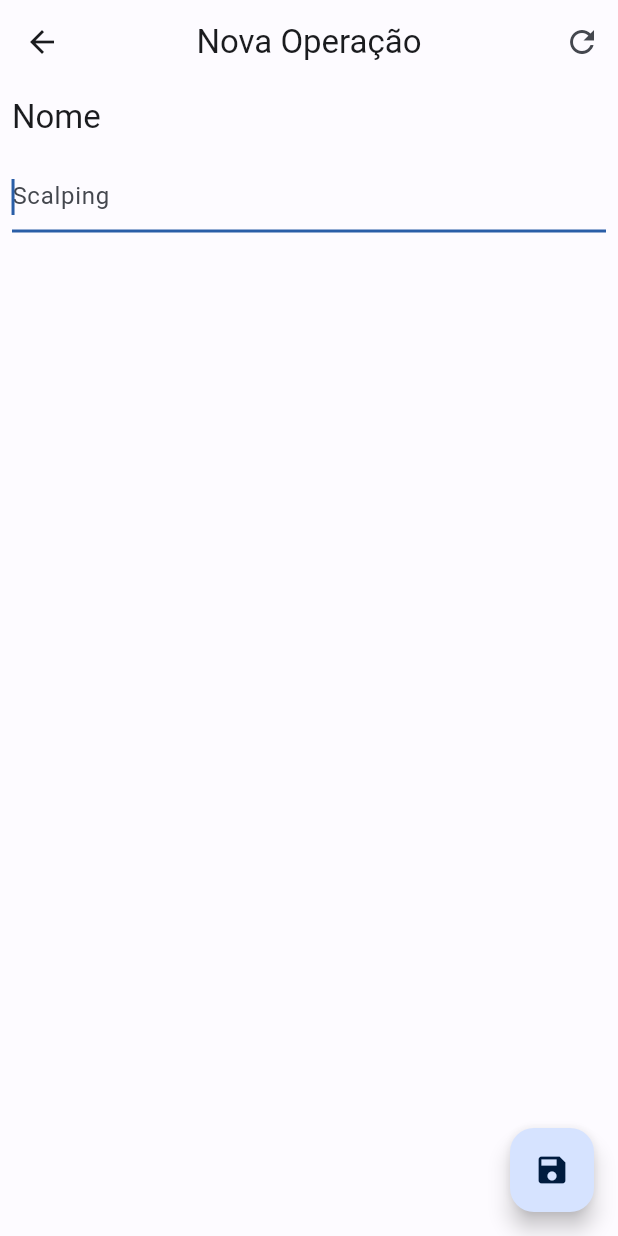
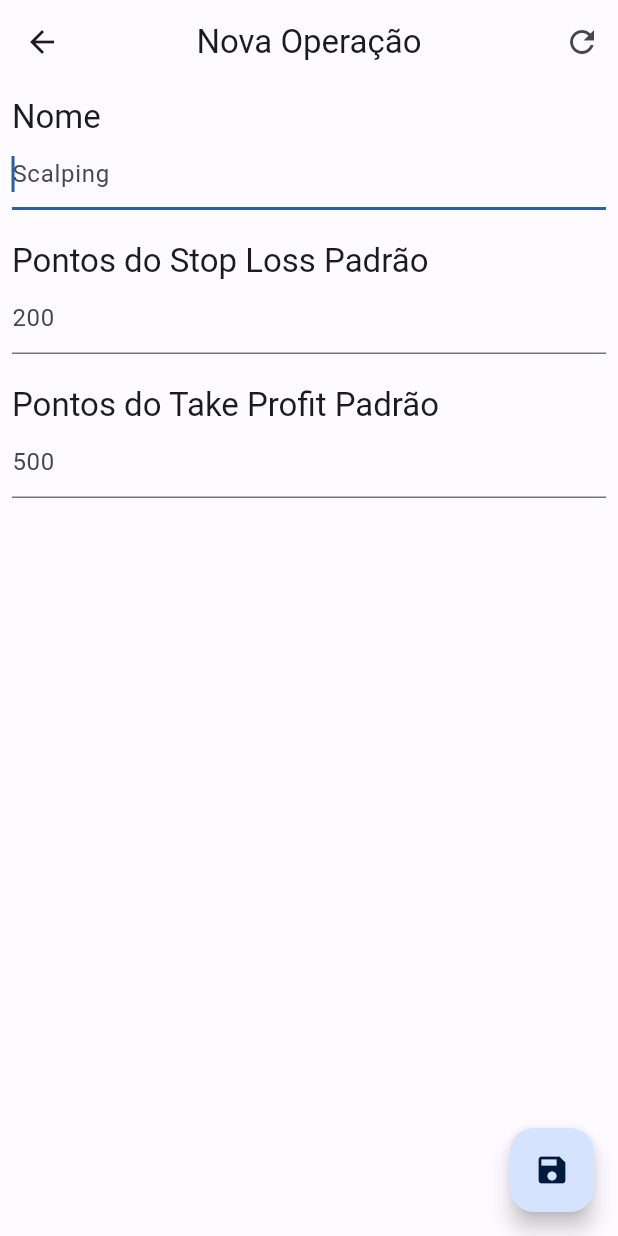
Before and after one commit to viinynunes/trade-plan, a Flutter app: the OperationRegistrationPage screen opened directly, on a phone screen of 412 x 824 dp. Run offline on Flutter 3.47's test engine with Material 2 defaults, Android fonts, the phone set to English and light mode, and no system bars; our stand-ins replace bloc, equatable, flutter_bloc, hive_flutter, loading_animation_widget, result_dart; missing offline and left inert: validatorless; accounts and stored records are empty.

Commit message:
default stop loss and take profit to operation

```diff
--- a/lib/models/operation_model.dart
+++ b/lib/models/operation_model.dart
@@ -8,9 +8,15 @@ class OperationModel extends HiveObject {
   int? id;
   @HiveField(1)
   String name;
+  @HiveField(2)
+  double? defaultStopLoss;
+  @HiveField(3)
+  double? defaultExpectedTakeProfit;
 
   OperationModel({
     this.id,
+    this.defaultStopLoss,
+    this.defaultExpectedTakeProfit,
     required this.name,
   });
 }
--- a/lib/pages/operation/operation_registration_page.dart
+++ b/lib/pages/operation/operation_registration_page.dart
@@ -14,6 +14,9 @@ class OperationRegistrationPage extends StatefulWidget {
 
 class _OperationRegistrationPageState extends State<OperationRegistrationPage> {
   final nameEC = TextEditingController();
+  final defaultStopLossEC = TextEditingController();
+  final defaultExpectedProfitEC = TextEditingController();
+
   final formKey = GlobalKey<FormState>();
 
   final nameFocus = FocusNode();
@@ -24,6 +27,10 @@ class _OperationRegistrationPageState extends State<OperationRegistrationPage> {
 
     if (widget.operation != null) {
       nameEC.text = widget.operation!.name;
+      defaultStopLossEC.text =
+          widget.operation!.defaultStopLoss?.toString() ?? '0';
+      defaultExpectedProfitEC.text =
+          widget.operation!.defaultExpectedTakeProfit?.toString() ?? '0';
     }
 
     nameFocus.requestFocus();
@@ -52,8 +59,19 @@ class _OperationRegistrationPageState extends State<OperationRegistrationPage> {
       floatingActionButton: FloatingActionButton(
         onPressed: () {
           if (formKey.currentState!.validate()) {
-            Navigator.pop(context,
-                OperationModel(id: widget.operation?.key, name: nameEC.text));
+            Navigator.pop(
+                context,
+                OperationModel(
+                  id: widget.operation?.key,
+                  name: nameEC.text,
+                  defaultStopLoss: defaultStopLossEC.text.isNotEmpty
+                      ? double.parse(defaultStopLossEC.text)
+                      : null,
+                  defaultExpectedTakeProfit:
+                      defaultExpectedProfitEC.text.isNotEmpty
+                          ? double.parse(defaultExpectedProfitEC.text)
+                          : null,
+                ));
           }
         },
         child: const Icon(Icons.save),
@@ -70,14 +88,35 @@ class _OperationRegistrationPageState extends State<OperationRegistrationPage> {
                   'Nome',
                   style: textTheme.titleLarge,
                 ),
-                const SizedBox(
-                  height: 15,
-                ),
                 TextFormField(
                   controller: nameEC,
                   focusNode: nameFocus,
                   decoration: const InputDecoration(hintText: 'Scalping'),
                   validator: Validatorless.required('Obrigatório'),
+                  textInputAction: TextInputAction.next,
+                ),
+                const SizedBox(
+                  height: 20,
+                ),
+                Text(
+                  'Pontos do Stop Loss Padrão',
+                  style: textTheme.titleLarge,
+                ),
+                TextFormField(
+                  controller: defaultStopLossEC,
+                  decoration: const InputDecoration(hintText: '200'),
+                  textInputAction: TextInputAction.next,
+                ),
+                const SizedBox(
+                  height: 20,
+                ),
+                Text(
+                  'Pontos do Take Profit Padrão',
+                  style: textTheme.titleLarge,
+                ),
+                TextFormField(
+                  controller: defaultExpectedProfitEC,
+                  decoration: const InputDecoration(hintText: '500'),
                 )
               ],
             ),
--- a/lib/pages/order/controller/order_registration_bloc.dart
+++ b/lib/pages/order/controller/order_registration_bloc.dart
@@ -2,6 +2,7 @@ import 'package:bloc/bloc.dart';
 import 'package:trade_plan/core/ui/bloc/base_bloc_state.dart';
 import 'package:trade_plan/data/operation/repositories/operation_repository.dart';
 import 'package:trade_plan/data/paper/repositories/paper_repository.dart';
+import 'package:trade_plan/models/operation_model.dart';
 
 import 'states/order_registration_state.dart';
 
@@ -37,4 +38,8 @@ class OrderRegistrationBloc extends Cubit<OrderRegistrationState> {
         (failure) => emit(state.copyWith(
             baseStatus: BaseBlocStatus.error, errorMessage: failure.message)));
   }
+
+  void selectOperation({required OperationModel? selectedOperation}) {
+    emit(state.copyWith(selectedOperation: selectedOperation));
+  }
 }
```
Also changed, not shown: lib/pages/order/controller/states/order_registration_state.dart (+14 -9 lines), lib/pages/order/order_registration_page.dart (+61 -26 lines), lib/models/operation_model.g.dart.
